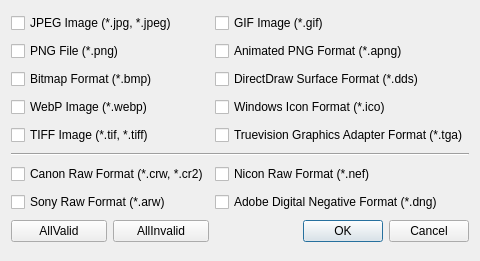
First picture: the form in AssociateFilesWithQuickViewer/fileassocdialog.ui, repository kanryu/quickviewer, before the edit.
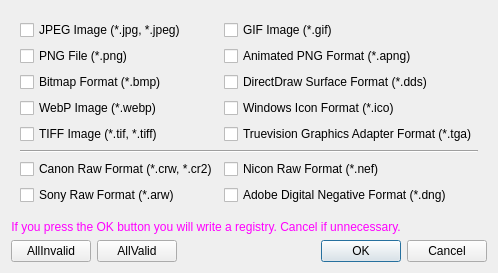
Second picture: the form after the edit. Icons and pictures are not drawn.

Commit message: - Turn on checking if associations are defined in the registry - Supports current user only registry settings

```diff
--- a/AssociateFilesWithQuickViewer/fileassocdialog.ui
+++ b/AssociateFilesWithQuickViewer/fileassocdialog.ui
@@ -6,8 +6,8 @@
    <rect>
     <x>0</x>
     <y>0</y>
-    <width>465</width>
-    <height>261</height>
+    <width>476</width>
+    <height>242</height>
    </rect>
   </property>
   <property name="windowTitle">
@@ -17,50 +17,109 @@
    <iconset resource="resources.qrc">
     <normaloff>:/icons2/app_icon2</normaloff>:/icons2/app_icon2</iconset>
   </property>
+  <layout class="QVBoxLayout" name="verticalLayout">
+   <item>
+    <widget class="QWidget" name="widget" native="true">
   <layout class="QGridLayout" name="gridLayout">
-   <item row="8" column="0">
-    <widget class="QPushButton" name="btnAllOn">
+      <item row="0" column="0">
+       <widget class="QCheckBox" name="checkBoxJpeg">
      <property name="text">
-      <string extracomment="Button to turn all check boxes on">AllValid</string>
+         <string>JPEG Image (*.jpg, *.jpeg)</string>
      </property>
     </widget>
    </item>
-   <item row="4" column="2">
+      <item row="0" column="1">
+       <widget class="QCheckBox" name="checkBoxGif">
+        <property name="text">
+         <string>GIF Image (*.gif)</string>
+        </property>
+       </widget>
+      </item>
+      <item row="1" column="0">
+       <widget class="QCheckBox" name="checkBoxPng">
+        <property name="text">
+         <string>PNG File (*.png)</string>
+        </property>
+       </widget>
+      </item>
+      <item row="1" column="1">
+       <widget class="QCheckBox" name="checkBoxApng">
+        <property name="text">
+         <string>Animated PNG Format (*.apng)</string>
+        </property>
+       </widget>
+      </item>
+      <item row="2" column="0">
+       <widget class="QCheckBox" name="checkBoxBmp">
+        <property name="text">
+         <string>Bitmap Format (*.bmp)</string>
+        </property>
+       </widget>
+      </item>
+      <item row="2" column="1">
+       <widget class="QCheckBox" name="checkBoxDds">
+        <property name="text">
+         <string>DirectDraw Surface Format (*.dds)</string>
+        </property>
+       </widget>
+      </item>
+      <item row="3" column="0">
+       <widget class="QCheckBox" name="checkBoxWebp">
+        <property name="text">
+         <string>WebP Image (*.webp)</string>
+        </property>
+       </widget>
+      </item>
+      <item row="3" column="1">
+       <widget class="QCheckBox" name="checkBoxIcon">
+        <property name="text">
+         <string>Windows Icon Format (*.ico)</string>
+        </property>
+       </widget>
+      </item>
+      <item row="4" column="0">
+       <widget class="QCheckBox" name="checkBoxTiff">
+        <property name="text">
+         <string>TIFF Image (*.tif, *.tiff)</string>
+        </property>
+       </widget>
+      </item>
+      <item row="4" column="1">
     <widget class="QCheckBox" name="checkBoxTga">
      <property name="text">
       <string>Truevision Graphics Adapter Format (*.tga)</string>
      </property>
     </widget>
    </item>
-   <item row="6" column="2">
-    <widget class="QCheckBox" name="checkBoxRawNicon">
-     <property name="text">
-      <string>Nicon Raw Format (*.nef)</string>
+      <item row="5" column="0" colspan="2">
+       <widget class="Line" name="line">
+        <property name="orientation">
+         <enum>Qt::Horizontal</enum>
      </property>
     </widget>
    </item>
-   <item row="6" column="0" colspan="2">
+      <item row="6" column="0">
     <widget class="QCheckBox" name="checkBoxRawCanon">
      <property name="text">
       <string>Canon Raw Format (*.crw, *.cr2)</string>
      </property>
     </widget>
    </item>
-   <item row="8" column="1">
-    <widget class="QPushButton" name="btnAllOff">
+      <item row="6" column="1">
+       <widget class="QCheckBox" name="checkBoxRawNicon">
      <property name="text">
-      <string extracomment="Button to turn off all check box">AllInvalid</string>
+         <string>Nicon Raw Format (*.nef)</string>
      </property>
     </widget>
    </item>
-   <item row="7" column="0" colspan="2">
+      <item row="7" column="0">
     <widget class="QCheckBox" name="checkBoxRawSony">
      <property name="text">
       <string>Sony Raw Format (*.arw)</string>
      </property>
     </widget>
    </item>
-   <item row="7" column="2">
+      <item row="7" column="1">
     <widget class="QCheckBox" name="checkBoxRawDng">
      <property name="toolTip">
       <string>for Ricoh, Casio, Pentax, Nokia, Leica, etc..</string>
@@ -70,7 +129,79 @@
      </property>
     </widget>
    </item>
-   <item row="8" column="2">
+     </layout>
+    </widget>
+   </item>
+   <item>
+    <widget class="QLabel" name="label">
+     <property name="sizePolicy">
+      <sizepolicy hsizetype="Maximum" vsizetype="Preferred">
+       <horstretch>0</horstretch>
+       <verstretch>0</verstretch>
+      </sizepolicy>
+     </property>
+     <property name="palette">
+      <palette>
+       <active>
+        <colorrole role="WindowText">
+         <brush brushstyle="SolidPattern">
+          <color alpha="255">
+           <red>255</red>
+           <green>0</green>
+           <blue>255</blue>
+          </color>
+         </brush>
+        </colorrole>
+       </active>
+       <inactive>
+        <colorrole role="WindowText">
+         <brush brushstyle="SolidPattern">
+          <color alpha="255">
+           <red>255</red>
+           <green>0</green>
+           <blue>255</blue>
+          </color>
+         </brush>
+        </colorrole>
+       </inactive>
+       <disabled>
+        <colorrole role="WindowText">
+         <brush brushstyle="SolidPattern">
+          <color alpha="255">
+           <red>120</red>
+           <green>120</green>
+           <blue>120</blue>
+          </color>
+         </brush>
+        </colorrole>
+       </disabled>
+      </palette>
+     </property>
+     <property name="text">
+      <string>If you press the OK button you will write a registry. Cancel if unnecessary.</string>
+     </property>
+     <property name="alignment">
+      <set>Qt::AlignCenter</set>
+     </property>
+    </widget>
+   </item>
+   <item>
+    <layout class="QHBoxLayout" name="horizontalLayout_2">
+     <item>
+      <widget class="QPushButton" name="btnAllOff">
+       <property name="text">
+        <string extracomment="Button to turn off all check box">AllInvalid</string>
+       </property>
+      </widget>
+     </item>
+     <item>
+      <widget class="QPushButton" name="btnAllOn">
+       <property name="text">
+        <string extracomment="Button to turn all check boxes on">AllValid</string>
+       </property>
+      </widget>
+     </item>
+     <item>
     <widget class="QDialogButtonBox" name="buttonBox">
      <property name="orientation">
       <enum>Qt::Horizontal</enum>
@@ -80,75 +211,7 @@
      </property>
     </widget>
    </item>
-   <item row="2" column="0" colspan="2">
-    <widget class="QCheckBox" name="checkBoxBmp">
-     <property name="text">
-      <string>Bitmap Format (*.bmp)</string>
-     </property>
-    </widget>
-   </item>
-   <item row="3" column="0" colspan="2">
-    <widget class="QCheckBox" name="checkBoxWebp">
-     <property name="text">
-      <string>WebP Image (*.webp)</string>
-     </property>
-    </widget>
-   </item>
-   <item row="1" column="0" colspan="2">
-    <widget class="QCheckBox" name="checkBoxPng">
-     <property name="text">
-      <string>PNG File (*.png)</string>
-     </property>
-    </widget>
-   </item>
-   <item row="1" column="2">
-    <widget class="QCheckBox" name="checkBoxApng">
-     <property name="text">
-      <string>Animated PNG Format (*.apng)</string>
-     </property>
-    </widget>
-   </item>
-   <item row="3" column="2">
-    <widget class="QCheckBox" name="checkBoxIcon">
-     <property name="text">
-      <string>Windows Icon Format (*.ico)</string>
-     </property>
-    </widget>
-   </item>
-   <item row="4" column="0" colspan="2">
-    <widget class="QCheckBox" name="checkBoxTiff">
-     <property name="text">
-      <string>TIFF Image (*.tif, *.tiff)</string>
-     </property>
-    </widget>
-   </item>
-   <item row="2" column="2">
-    <widget class="QCheckBox" name="checkBoxDds">
-     <property name="text">
-      <string>DirectDraw Surface Format (*.dds)</string>
-     </property>
-    </widget>
-   </item>
-   <item row="0" column="2">
-    <widget class="QCheckBox" name="checkBoxGif">
-     <property name="text">
-      <string>GIF Image (*.gif)</string>
-     </property>
-    </widget>
-   </item>
-   <item row="0" column="0" colspan="2">
-    <widget class="QCheckBox" name="checkBoxJpeg">
-     <property name="text">
-      <string>JPEG Image (*.jpg, *.jpeg)</string>
-     </property>
-    </widget>
-   </item>
-   <item row="5" column="0" colspan="3">
-    <widget class="Line" name="line">
-     <property name="orientation">
-      <enum>Qt::Horizontal</enum>
-     </property>
-    </widget>
+    </layout>
    </item>
   </layout>
  </widget>
```
Lines whose indentation alone changed are shown as unchanged. The commit also changes 12 other files.
